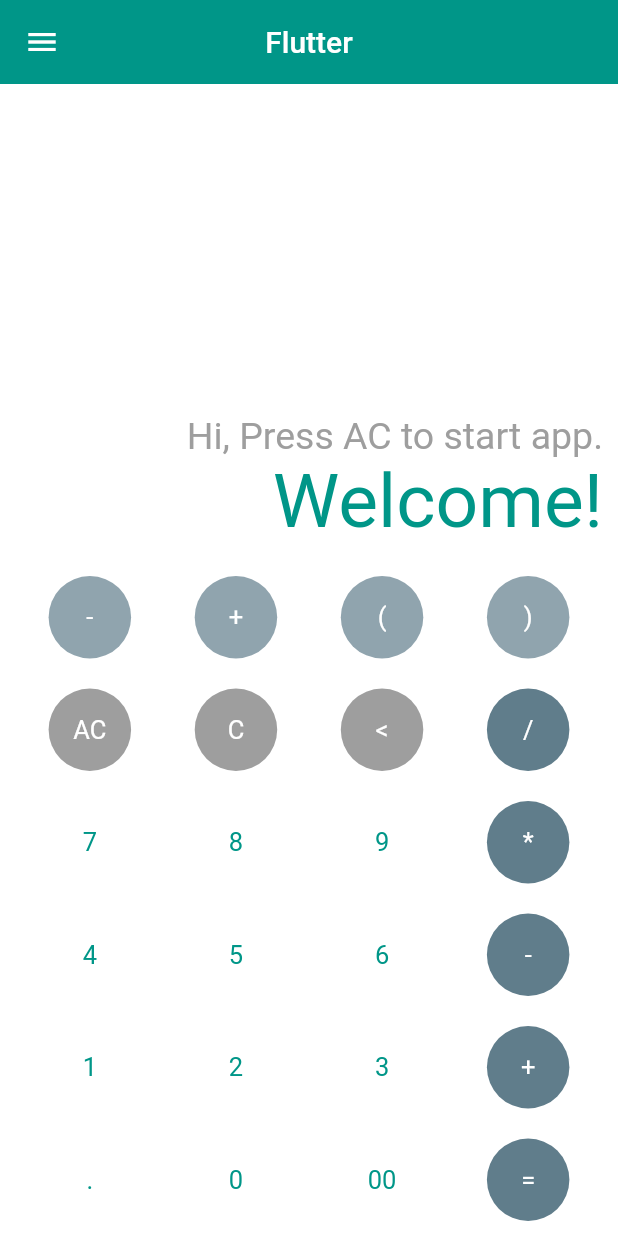
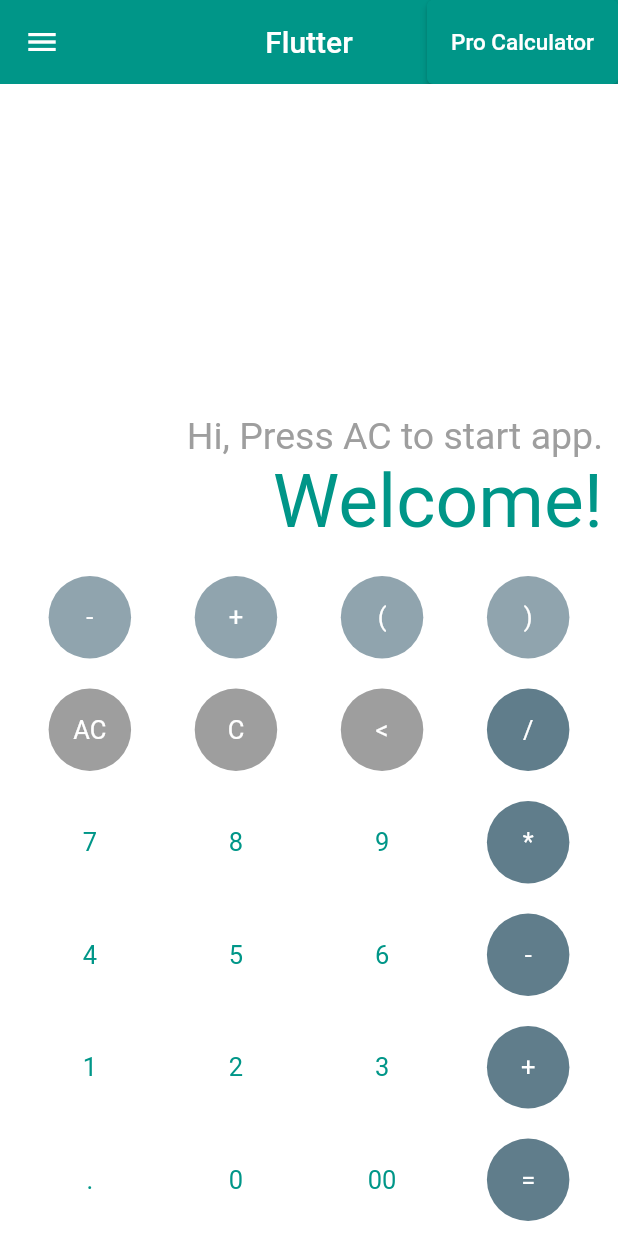
Before and after one commit to BlackIQ/flulator, a Flutter app: the screen it shows after launch, on a phone screen of 412 x 824 dp. Run offline on Flutter 3.47's test engine with Material 2 defaults, Android fonts, the phone set to English and light mode, and no system bars; our stand-ins replace font_awesome_flutter, google_fonts, math_expressions; Roboto replaces fonts that are missing (Boogaloo).

Commit message:
Add open Pro calculator button

```diff
--- a/lib/app/flulator.dart
+++ b/lib/app/flulator.dart
@@ -10,7 +10,6 @@ class Flulator extends StatefulWidget {
 }
 
 class FlulatorState extends State<Flulator> {
-
   String _history = 'Welcome!';
   String _expression = 'Hi, Press AC to start app.';
 
@@ -33,15 +32,13 @@ class FlulatorState extends State<Flulator> {
       if (text == 'AC') {
         _expression = '';
         _history = '';
-      }
-      else if (text == 'C') {
+      } else if (text == 'C') {
         _expression = '';
       }
     });
   }
 
   void evaluation(String text) {
-
     Parser p = Parser();
     Expression exp = p.parse(_expression);
     ContextModel cm = ContextModel();
@@ -60,6 +57,18 @@ class FlulatorState extends State<Flulator> {
       drawer: FluDrawer(),
       appBar: AppBar(
         elevation: 0,
+        actions: [
+          ElevatedButton(
+            onPressed: () {},
+            child: Text(
+              'Pro Calculator',
+              style: TextStyle(
+                color: Colors.white,
+                fontSize: 15,
+              ),
+            ),
+          ),
+        ],
         title: Text(
           'Flutter',
           style: GoogleFonts.boogaloo(),
```
